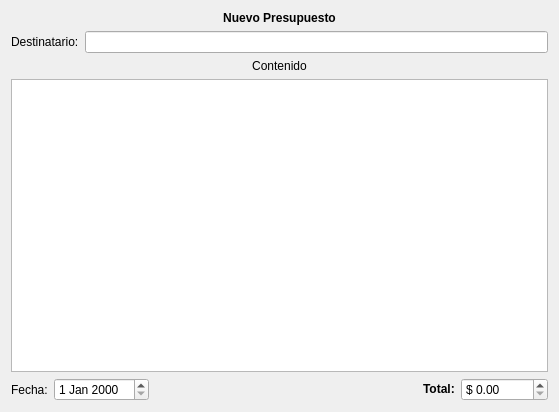
The window that trunk/plugins/presupuestador/FormNuevoPresupuestoBase.ui (chungote/gestotux) describes before a commit, drawn with Qt 5.
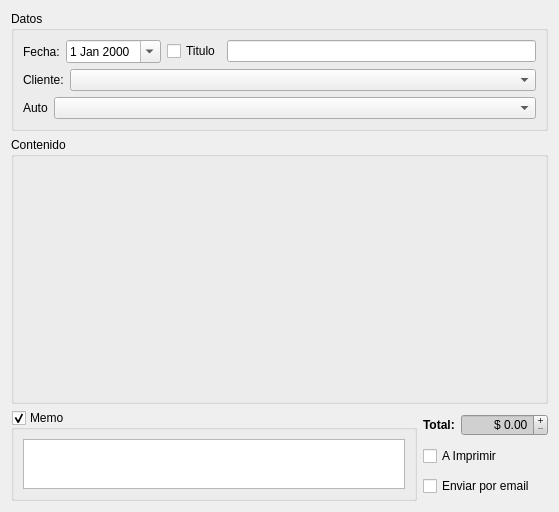
The same window after the commit.

Commit message: Agregado prespuestador intento 2, mejorado sistema de insercion de registros y agregado modelo y vista con delegados para editar los autos...

```diff
--- a/trunk/plugins/presupuestador/FormNuevoPresupuestoBase.ui
+++ b/trunk/plugins/presupuestador/FormNuevoPresupuestoBase.ui
@@ -6,105 +6,211 @@
     <x>0</x>
     <y>0</y>
     <width>559</width>
-    <height>412</height>
+    <height>512</height>
    </rect>
   </property>
   <property name="windowTitle" >
    <string>Form</string>
   </property>
-  <layout class="QVBoxLayout" >
+  <layout class="QVBoxLayout" name="verticalLayout_3" >
    <item>
-    <widget class="QLabel" name="label" >
-     <property name="text" >
-      <string>&lt;html>&lt;head>&lt;meta name="qrichtext" content="1" />&lt;style type="text/css">
-p, li { white-space: pre-wrap; }
-&lt;/style>&lt;/head>&lt;body style=" font-family:'Sans Serif'; font-size:9pt; font-weight:400; font-style:normal;">
-&lt;p style=" margin-top:0px; margin-bottom:0px; margin-left:0px; margin-right:0px; -qt-block-indent:0; text-indent:0px;">&lt;span style=" font-weight:600;">Nuevo Presupuesto&lt;/span>&lt;/p>&lt;/body>&lt;/html></string>
+    <widget class="QGroupBox" name="GBDatos" >
+     <property name="title" >
+      <string>Datos</string>
      </property>
-     <property name="alignment" >
-      <set>Qt::AlignCenter</set>
+     <property name="flat" >
+      <bool>false</bool>
      </property>
+     <property name="checkable" >
+      <bool>false</bool>
+     </property>
+     <property name="checked" >
+      <bool>false</bool>
+     </property>
+     <layout class="QVBoxLayout" name="verticalLayout" >
+      <item>
+       <layout class="QHBoxLayout" name="horizontalLayout_2" >
+        <item>
+         <layout class="QHBoxLayout" >
+          <item>
+           <widget class="QLabel" name="label_4" >
+            <property name="text" >
+             <string>Fecha:</string>
+            </property>
+           </widget>
+          </item>
+          <item>
+           <widget class="QDateEdit" name="DEFecha" >
+            <property name="calendarPopup" >
+             <bool>true</bool>
+            </property>
+           </widget>
+          </item>
+         </layout>
+        </item>
+        <item>
+         <layout class="QHBoxLayout" name="horizontalLayout" >
+          <item>
+           <widget class="QCheckBox" name="CkBTitulo" >
+            <property name="text" >
+             <string>Titulo</string>
+            </property>
+           </widget>
+          </item>
+          <item>
+           <widget class="QLineEdit" name="LETitulo" />
+          </item>
+         </layout>
+        </item>
+       </layout>
+      </item>
+      <item>
+       <layout class="QHBoxLayout" name="horizontalLayout_5" >
+        <item>
+         <widget class="QLabel" name="label_2" >
+          <property name="text" >
+           <string>Cliente:</string>
+          </property>
+         </widget>
+        </item>
+        <item>
+         <widget class="QComboBox" name="CBCliente" >
+          <property name="sizePolicy" >
+           <sizepolicy vsizetype="Fixed" hsizetype="MinimumExpanding" >
+            <horstretch>0</horstretch>
+            <verstretch>0</verstretch>
+           </sizepolicy>
+          </property>
+         </widget>
+        </item>
+       </layout>
+      </item>
+      <item>
+       <layout class="QHBoxLayout" name="horizontalLayout_3" >
+        <item>
+         <widget class="QLabel" name="label" >
+          <property name="text" >
+           <string>Auto</string>
+          </property>
+         </widget>
+        </item>
+        <item>
+         <widget class="QComboBox" name="CBAuto" >
+          <property name="sizePolicy" >
+           <sizepolicy vsizetype="Fixed" hsizetype="MinimumExpanding" >
+            <horstretch>0</horstretch>
+            <verstretch>0</verstretch>
+           </sizepolicy>
+          </property>
+         </widget>
+        </item>
+       </layout>
+      </item>
+     </layout>
     </widget>
    </item>
    <item>
-    <layout class="QHBoxLayout" >
-     <item>
-      <widget class="QLabel" name="label_2" >
-       <property name="text" >
-        <string>Destinatario:</string>
-       </property>
-      </widget>
-     </item>
-     <item>
-      <widget class="QLineEdit" name="LEDestinatario" />
-     </item>
-    </layout>
+    <widget class="QGroupBox" name="GBContenido" >
+     <property name="sizePolicy" >
+      <sizepolicy vsizetype="MinimumExpanding" hsizetype="MinimumExpanding" >
+       <horstretch>0</horstretch>
+       <verstretch>0</verstretch>
+      </sizepolicy>
+     </property>
+     <property name="title" >
+      <string>Contenido</string>
+     </property>
+    </widget>
    </item>
    <item>
-    <layout class="QVBoxLayout" >
+    <layout class="QHBoxLayout" name="horizontalLayout_6" >
      <item>
-      <widget class="QLabel" name="label_3" >
-       <property name="text" >
-        <string>Contenido</string>
+      <widget class="QGroupBox" name="GBMemo" >
+       <property name="sizePolicy" >
+        <sizepolicy vsizetype="Preferred" hsizetype="MinimumExpanding" >
+         <horstretch>0</horstretch>
+         <verstretch>0</verstretch>
+        </sizepolicy>
        </property>
-       <property name="alignment" >
-        <set>Qt::AlignCenter</set>
+       <property name="title" >
+        <string>Memo</string>
        </property>
+       <property name="checkable" >
+        <bool>true</bool>
+       </property>
+       <layout class="QGridLayout" name="gridLayout" >
+        <item row="0" column="0" >
+         <widget class="QTextBrowser" name="TBMemo" >
+          <property name="sizePolicy" >
+           <sizepolicy vsizetype="Minimum" hsizetype="Minimum" >
+            <horstretch>0</horstretch>
+            <verstretch>0</verstretch>
+           </sizepolicy>
+          </property>
+          <property name="maximumSize" >
+           <size>
+            <width>1671</width>
+            <height>50</height>
+           </size>
+          </property>
+         </widget>
+        </item>
+       </layout>
       </widget>
      </item>
      <item>
-      <widget class="QTextEdit" name="TEContenido" />
-     </item>
-    </layout>
-   </item>
-   <item>
-    <layout class="QHBoxLayout" >
-     <item>
-      <layout class="QHBoxLayout" >
+      <layout class="QVBoxLayout" name="verticalLayout_2" >
        <item>
-        <widget class="QLabel" name="label_4" >
-         <property name="text" >
-          <string>Fecha:</string>
-         </property>
-        </widget>
-       </item>
-       <item>
-        <widget class="QDateEdit" name="DEFecha" />
-       </item>
-      </layout>
-     </item>
-     <item>
-      <spacer>
-       <property name="orientation" >
-        <enum>Qt::Horizontal</enum>
-       </property>
-       <property name="sizeHint" >
-        <size>
-         <width>40</width>
-         <height>20</height>
-        </size>
-       </property>
-      </spacer>
-     </item>
-     <item>
-      <layout class="QHBoxLayout" >
-       <item>
-        <widget class="QLabel" name="label_5" >
-         <property name="text" >
-          <string>&lt;html>&lt;head>&lt;meta name="qrichtext" content="1" />&lt;style type="text/css">
+        <layout class="QHBoxLayout" name="horizontalLayout_4" >
+         <item>
+          <widget class="QLabel" name="label_5" >
+           <property name="text" >
+            <string>&lt;html>&lt;head>&lt;meta name="qrichtext" content="1" />&lt;style type="text/css">
 p, li { white-space: pre-wrap; }
 &lt;/style>&lt;/head>&lt;body style=" font-family:'Sans Serif'; font-size:9pt; font-weight:400; font-style:normal;">
 &lt;p style=" margin-top:0px; margin-bottom:0px; margin-left:0px; margin-right:0px; -qt-block-indent:0; text-indent:0px;">&lt;span style=" font-weight:600;">Total:&lt;/span>&lt;/p>&lt;/body>&lt;/html></string>
+           </property>
+          </widget>
+         </item>
+         <item>
+          <widget class="QDoubleSpinBox" name="dSBTotal" >
+           <property name="autoFillBackground" >
+            <bool>false</bool>
+           </property>
+           <property name="styleSheet" >
+            <string notr="true" >background-color: rgb(208, 208, 208);
+font: 14pt "Sans Serif";</string>
+           </property>
+           <property name="alignment" >
+            <set>Qt::AlignRight|Qt::AlignTrailing|Qt::AlignVCenter</set>
+           </property>
+           <property name="buttonSymbols" >
+            <enum>QAbstractSpinBox::PlusMinus</enum>
+           </property>
+           <property name="correctionMode" >
+            <enum>QAbstractSpinBox::CorrectToNearestValue</enum>
+           </property>
+           <property name="prefix" >
+            <string>$ </string>
+           </property>
+           <property name="maximum" >
+            <double>99999.990000000005239</double>
+           </property>
+          </widget>
+         </item>
+        </layout>
+       </item>
+       <item>
+        <widget class="QCheckBox" name="CkBImprimir" >
+         <property name="text" >
+          <string>A Imprimir</string>
          </property>
         </widget>
        </item>
        <item>
-        <widget class="QDoubleSpinBox" name="dSBTotal" >
-         <property name="prefix" >
-          <string>$ </string>
-         </property>
-         <property name="maximum" >
-          <double>99999.990000000005239</double>
+        <widget class="QCheckBox" name="CkBEmail" >
+         <property name="text" >
+          <string>Enviar por email</string>
          </property>
         </widget>
        </item>
```
Left out of the diff: 35 changed lines with no effect on the pictures. The commit also changes 33 other files.
